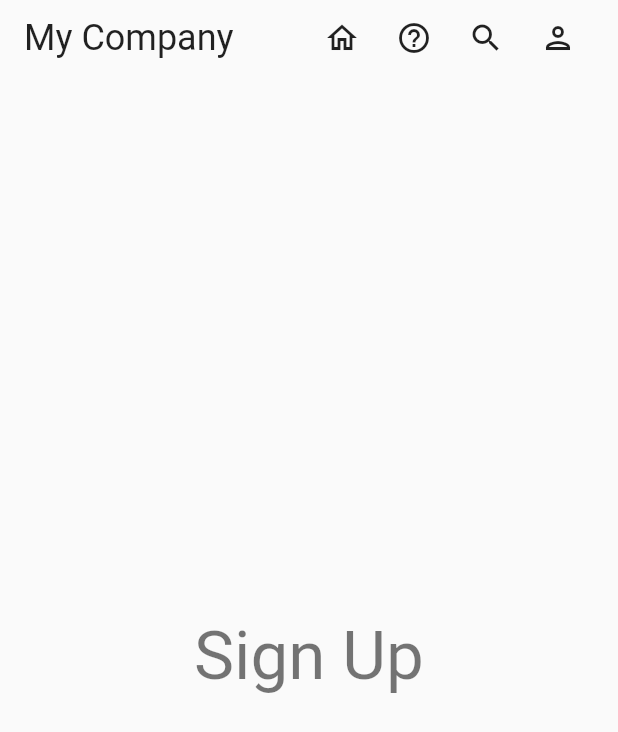
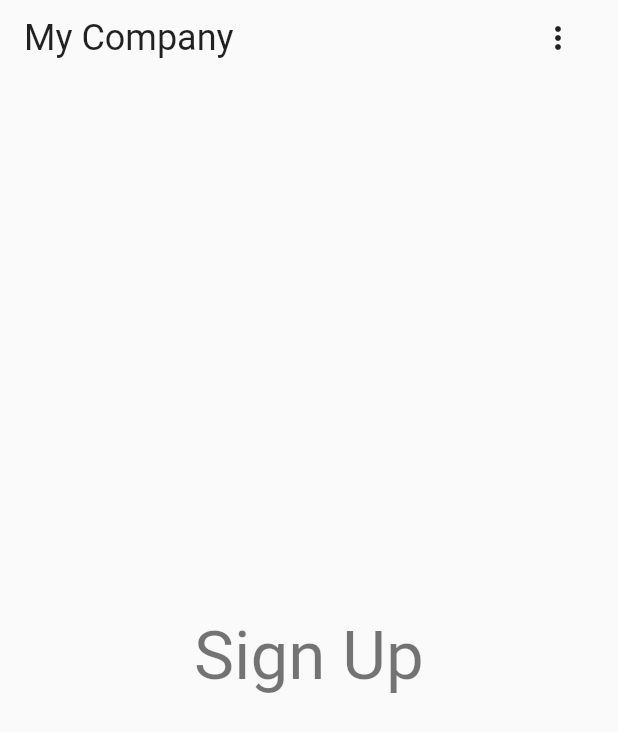
Before and after one commit to siva636/flutter_provider_get_it_firebase, a Flutter app: the screen it shows after launch, on a phone screen of 412 x 824 dp. Shown: the top 732 px of the screen. Run offline on Flutter 3.47's test engine with Material 2 defaults, Android fonts, the phone set to English and light mode, and no system bars; our stand-ins replace adaptive_breakpoints, firebase_core; accounts and stored records are empty.

Commit message:
Responsive menu restructured

```diff
--- a/lib/ui/widgets/custom_app_bar.dart
+++ b/lib/ui/widgets/custom_app_bar.dart
@@ -18,7 +18,9 @@ class _CustomAppBarState extends State<CustomAppBar> {
     final onAccountPressed = () {};
     final double margin = getBreakpointEntry(context).margin;
 
-    return Padding(
+    return Container(
+      width: null,
+      child: Padding(
         padding: EdgeInsets.symmetric(horizontal: margin),
         child: NavigationToolbar(
           centerMiddle: true,
@@ -26,10 +28,10 @@ class _CustomAppBarState extends State<CustomAppBar> {
               child: Text('My Company',
                   style: Theme.of(context).textTheme.headline5),
               alignment: Alignment.centerLeft),
-          middle: getWindowType(context) == AdaptiveWindowType.xsmall ||
-                  getWindowType(context) == AdaptiveWindowType.small
-              ? null
-              : Row(
+          middle: getWindowType(context) == AdaptiveWindowType.xlarge ||
+                  getWindowType(context) == AdaptiveWindowType.large ||
+                  getWindowType(context) == AdaptiveWindowType.medium
+              ? Row(
                   mainAxisSize: MainAxisSize.min,
                   children: [
                     OutlinedButton.icon(
@@ -56,9 +58,43 @@ class _CustomAppBarState extends State<CustomAppBar> {
                       label: Text('Account'),
                     ),
                   ],
+                )
+              : null,
+          trailing: getWindowType(context) == AdaptiveWindowType.xsmall
+              ? PopupMenuButton<Menu>(
+                  onSelected: (Menu selected) {},
+                  itemBuilder: (BuildContext context) => <PopupMenuEntry<Menu>>[
+                    const PopupMenuItem<Menu>(
+                      value: Menu.home,
+                      child: ListTile(
+                        leading: Icon(Icons.home_outlined),
+                        title: Text('Home'),
                       ),
-          trailing: getWindowType(context) == AdaptiveWindowType.xsmall ||
-                  getWindowType(context) == AdaptiveWindowType.small
+                    ),
+                    const PopupMenuItem<Menu>(
+                      value: Menu.help,
+                      child: ListTile(
+                        leading: Icon(Icons.help_outline),
+                        title: Text('Help'),
+                      ),
+                    ),
+                    const PopupMenuItem<Menu>(
+                      value: Menu.search,
+                      child: ListTile(
+                        leading: Icon(Icons.search_outlined),
+                        title: Text('Search'),
+                      ),
+                    ),
+                    const PopupMenuItem<Menu>(
+                      value: Menu.account,
+                      child: ListTile(
+                        leading: Icon(Icons.person_outlined),
+                        title: Text('Account'),
+                      ),
+                    ),
+                  ],
+                )
+              : getWindowType(context) == AdaptiveWindowType.small
                   ? Row(
                       mainAxisAlignment: MainAxisAlignment.end,
                       mainAxisSize: MainAxisSize.min,
@@ -81,7 +117,11 @@ class _CustomAppBarState extends State<CustomAppBar> {
                         ),
                       ],
                     )
-              : null),
+                  : null,
+        ),
+      ),
     );
   }
 }
+
+enum Menu { home, help, search, account }
```
Lines whose indentation alone changed are shown as unchanged.
